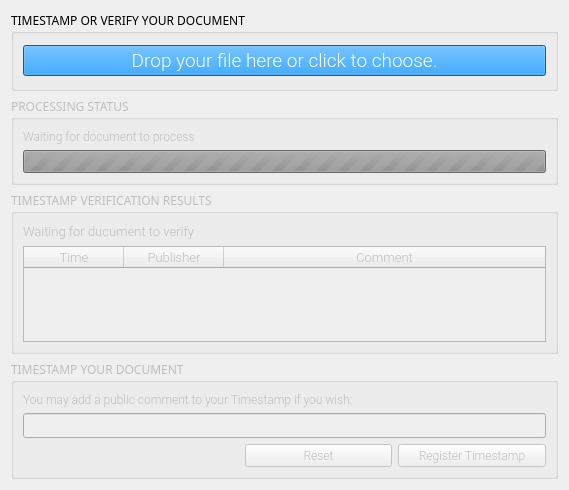
The window that app/ui/timestamp.ui (coblo/gui-demo) describes before a commit, drawn with Qt 5.
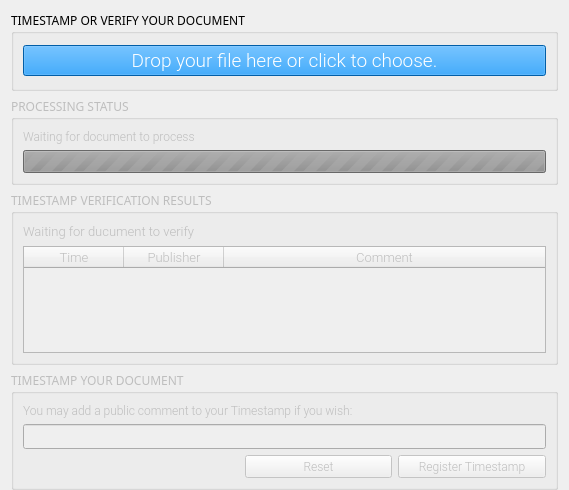
The same window after the commit.

Commit message: make timestamp ui bottom match sidebar bottom

```diff
--- a/app/ui/timestamp.ui
+++ b/app/ui/timestamp.ui
@@ -14,6 +14,9 @@
    <string>Form</string>
   </property>
   <layout class="QVBoxLayout" name="verticalLayout">
+   <property name="bottomMargin">
+    <number>0</number>
+   </property>
    <item>
     <widget class="QGroupBox" name="gbox_dropzone">
      <property name="minimumSize">
```
